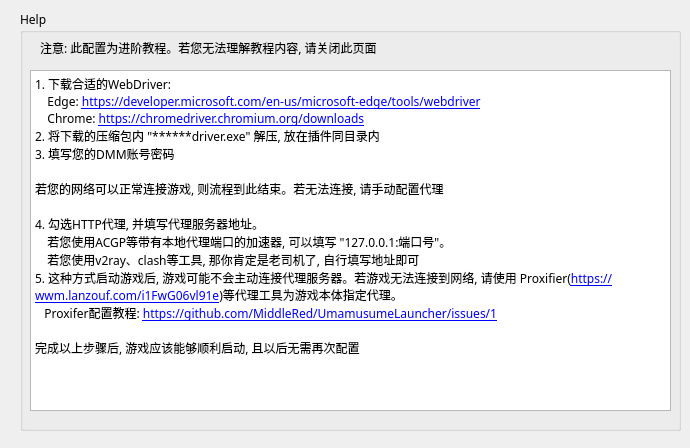
The window that gui/qtui/ui_dmm_help.ui (chinosk6/Trainers-Legend-G-External-Plugin) describes before a commit, drawn with Qt 5.
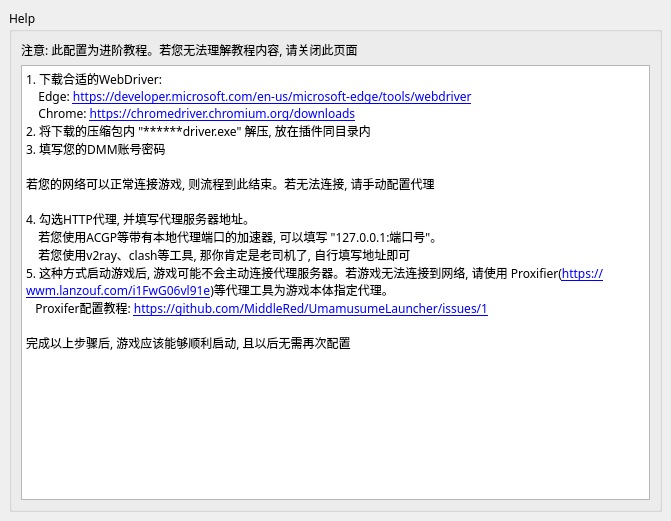
The same window after the commit.

The edit to the form file:
```diff
--- a/gui/qtui/ui_dmm_help.ui
+++ b/gui/qtui/ui_dmm_help.ui
@@ -6,8 +6,8 @@
    <rect>
     <x>0</x>
     <y>0</y>
-    <width>690</width>
-    <height>448</height>
+    <width>671</width>
+    <height>521</height>
    </rect>
   </property>
   <property name="font">
@@ -19,27 +19,22 @@
    <string>DMM Fast Login Help</string>
   </property>
   <widget class="QWidget" name="centralwidget">
+   <layout class="QVBoxLayout" name="verticalLayout">
+    <item>
    <widget class="QGroupBox" name="groupBox">
-    <property name="geometry">
-     <rect>
-      <x>20</x>
-      <y>10</y>
-      <width>661</width>
-      <height>421</height>
-     </rect>
-    </property>
     <property name="title">
      <string>Help</string>
     </property>
+      <layout class="QVBoxLayout" name="verticalLayout_2">
+       <item>
+        <widget class="QLabel" name="label">
+         <property name="text">
+          <string>注意: 此配置为进阶教程。若您无法理解教程内容, 请关闭此页面</string>
+         </property>
+        </widget>
+       </item>
+       <item>
     <widget class="QTextEdit" name="textEdit">
-     <property name="geometry">
-      <rect>
-       <x>10</x>
-       <y>60</y>
-       <width>641</width>
-       <height>341</height>
-      </rect>
-     </property>
      <property name="readOnly">
       <bool>true</bool>
      </property>
@@ -65,20 +60,11 @@
 &lt;p style=&quot; margin-top:0px; margin-bottom:0px; margin-left:0px; margin-right:0px; -qt-block-indent:0; text-indent:0px;&quot;&gt;完成以上步骤后, 游戏应该能够顺利启动, 且以后无需再次配置&lt;/p&gt;&lt;/body&gt;&lt;/html&gt;</string>
      </property>
     </widget>
-    <widget class="QLabel" name="label">
-     <property name="geometry">
-      <rect>
-       <x>20</x>
-       <y>22</y>
-       <width>621</width>
-       <height>31</height>
-      </rect>
-     </property>
-     <property name="text">
-      <string>注意: 此配置为进阶教程。若您无法理解教程内容, 请关闭此页面</string>
-     </property>
-    </widget>
-   </widget>
+       </item>
+      </layout>
+     </widget>
+    </item>
+   </layout>
   </widget>
  </widget>
  <resources/>
```
Lines whose indentation alone changed are shown as unchanged.
